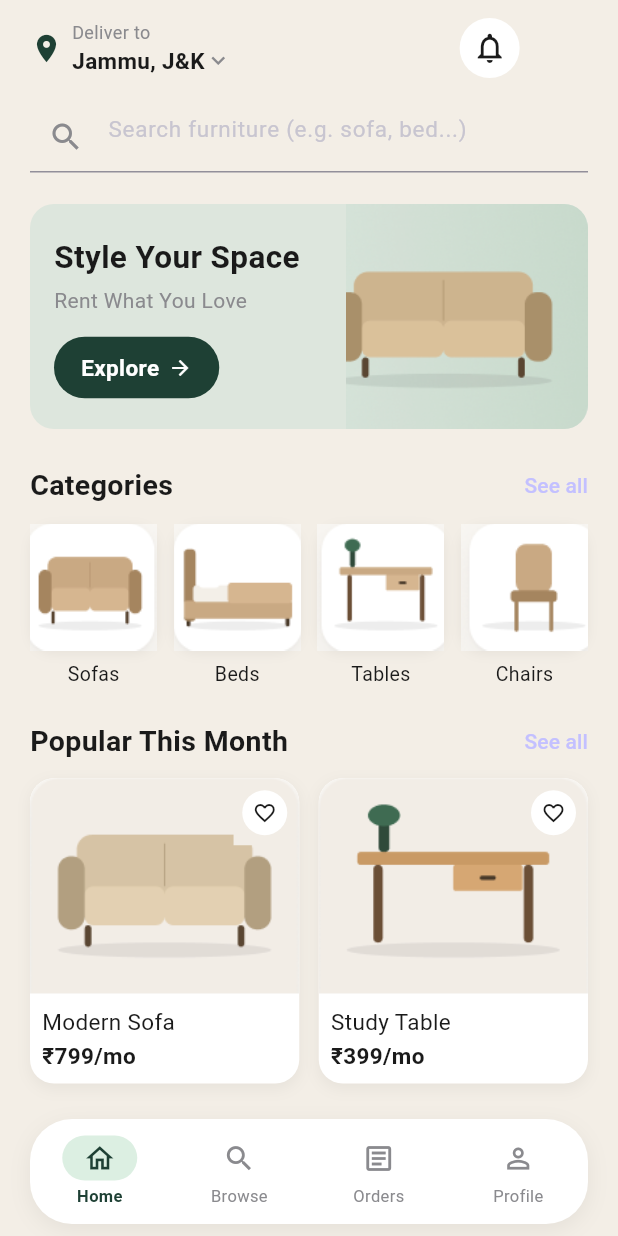
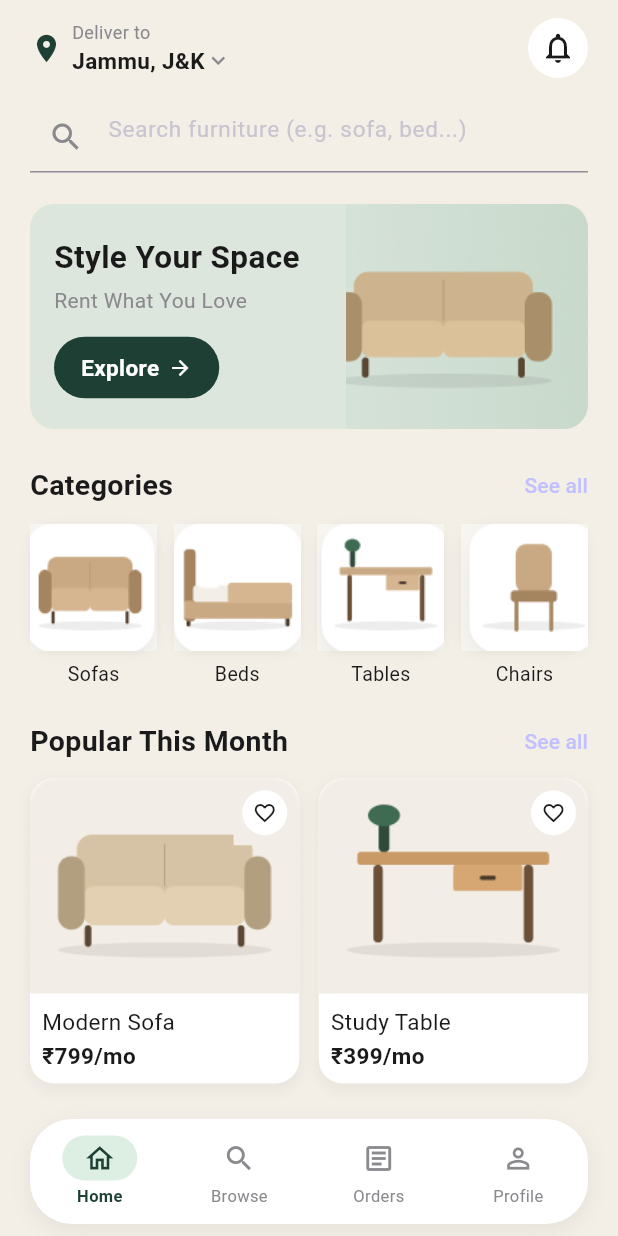
Before and after one commit to kalviumcommunity/S131_SeatAndSet_Kalvium-Community, a Flutter app: the HomeScreen screen opened directly, on a phone screen of 412 x 824 dp. Run offline on Flutter 3.47's test engine with Material 3 defaults, Android fonts, the phone set to English and light mode, and no system bars; our stand-ins replace cloud_firestore, firebase_auth, firebase_core; accounts and stored records are empty.

Commit message:
fix: align notification icon on customer home
Co-Authored-By: Claude Sonnet 5 <noreply@anthropic.com>

```diff
--- a/lib/screens/home_screen.dart
+++ b/lib/screens/home_screen.dart
@@ -137,7 +137,7 @@ class _HomeScreenState extends State<HomeScreen> {
                   // Punjab") ellipsizes instead of overflowing the row —
                   // the default "Jammu, J&K" is short enough that this
                   // never visibly changes its layout.
-                  Flexible(
+                  Expanded(
                     child: InkWell(
                       onTap: _pickLocation,
                       child: Column(
@@ -174,7 +174,6 @@ class _HomeScreenState extends State<HomeScreen> {
                       ),
                     ),
                   ),
-                  const Spacer(),
                   Material(
                     color: AppColors.surface,
                     shape: const CircleBorder(),
```
